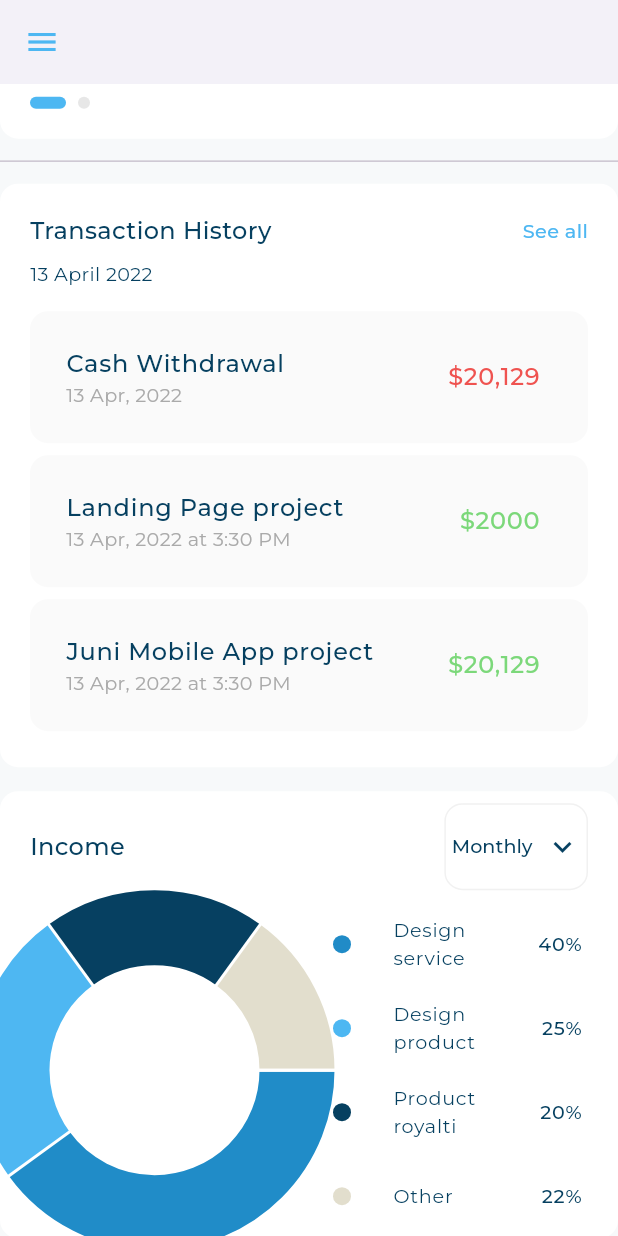
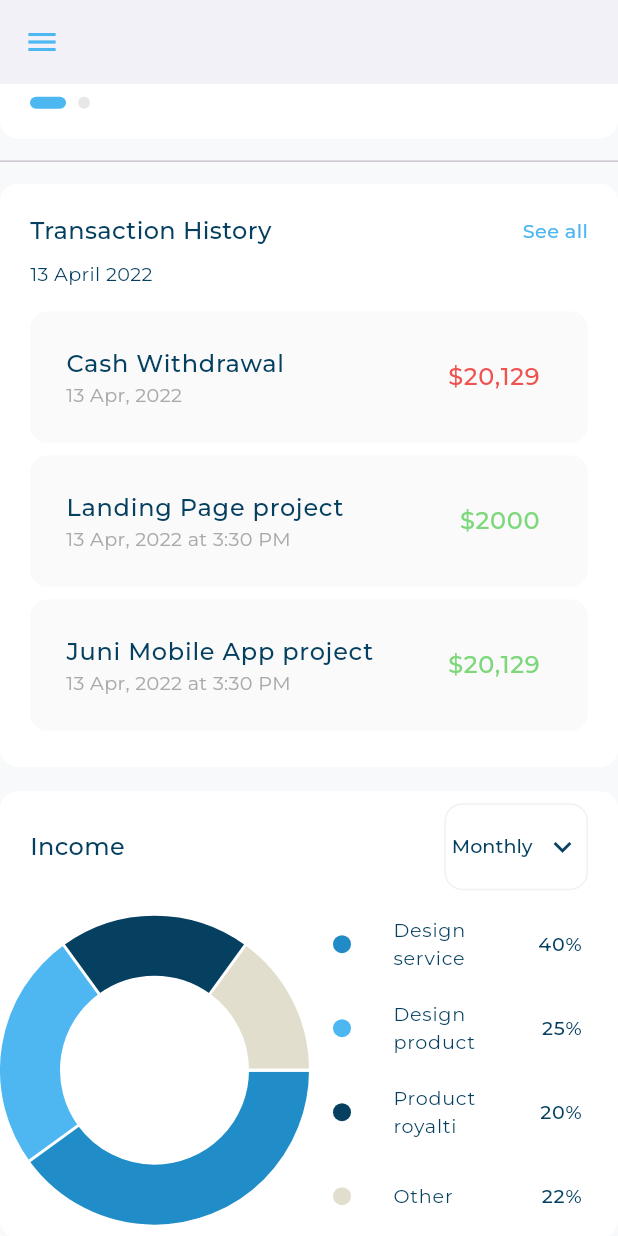
Before and after one commit to MohammedHafiz2710/responsive_dashboard, a Flutter app: the screen it shows after launch, scrolled down 1152 dp, on a phone screen of 412 x 824 dp. Run offline on Flutter 3.47's test engine with Material 3 defaults, Android fonts, the phone set to English and light mode, and no system bars; drawn by our look-alikes of fl_chart; our stand-ins replace bloc, device_preview, expandable_page_view, flutter_bloc, flutter_credit_card, flutter_svg.

Commit message:
handle income chart for small devices

```diff
--- a/lib/Features/homepage/presentation/views/widgets/income_chart.dart
+++ b/lib/Features/homepage/presentation/views/widgets/income_chart.dart
@@ -18,7 +18,6 @@ class _IncomeChartState extends State<IncomeChart> {
 
   PieChartData getChartData() {
     return PieChartData(
-      centerSpaceRadius: 70,
       pieTouchData: PieTouchData(
         enabled: true,
         touchCallback: (p0, pieTouchResponse) {
@@ -28,10 +27,10 @@ class _IncomeChartState extends State<IncomeChart> {
       ),
 
       sections: [
-        PieChartSectionData(color: Color(0xff208CC8), value: 40, showTitle: false, radius: activeIndex == 0 ? 60 : 50),
-        PieChartSectionData(color: Color(0xff4EB7F2), value: 25, showTitle: false, radius: activeIndex == 1 ? 60 : 50),
-        PieChartSectionData(color: Color(0xff064061), value: 20, showTitle: false, radius: activeIndex == 2 ? 60 : 50),
-        PieChartSectionData(color: Color(0xffE2DECD), value: 15, showTitle: false, radius: activeIndex == 3 ? 60 : 50),
+        PieChartSectionData(color: Color(0xff208CC8), value: 40, showTitle: false, radius: activeIndex == 0 ? 50 : 40),
+        PieChartSectionData(color: Color(0xff4EB7F2), value: 25, showTitle: false, radius: activeIndex == 1 ? 50 : 40),
+        PieChartSectionData(color: Color(0xff064061), value: 20, showTitle: false, radius: activeIndex == 2 ? 50 : 40),
+        PieChartSectionData(color: Color(0xffE2DECD), value: 15, showTitle: false, radius: activeIndex == 3 ? 50 : 40),
       ],
     );
   }
```
